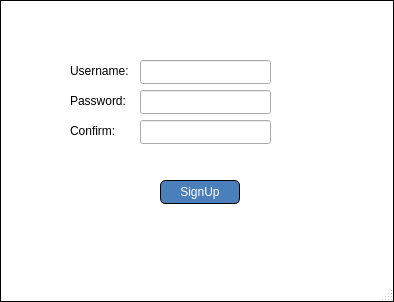
Old version of the form signupwindow.ui in the repository piotrek-pl/JupiterClient-2.0.
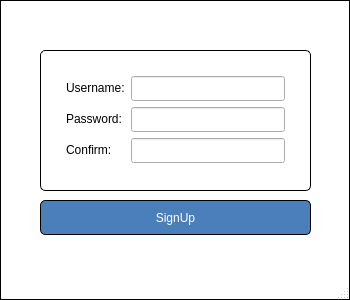
New version of the form. Icons and pictures are not drawn.

Patch:
```diff
--- a/signupwindow.ui
+++ b/signupwindow.ui
@@ -6,10 +6,22 @@
    <rect>
     <x>0</x>
     <y>0</y>
-    <width>394</width>
-    <height>302</height>
+    <width>350</width>
+    <height>300</height>
    </rect>
   </property>
+  <property name="minimumSize">
+   <size>
+    <width>350</width>
+    <height>300</height>
+   </size>
+  </property>
+  <property name="maximumSize">
+   <size>
+    <width>350</width>
+    <height>300</height>
+   </size>
+  </property>
   <property name="windowTitle">
    <string>SignUp</string>
   </property>
@@ -19,90 +31,111 @@
 background-color: white; }</string>
   </property>
   <widget class="QWidget" name="centralwidget">
-   <widget class="QLabel" name="usernameLabel">
+   <property name="styleSheet">
+    <string notr="true"/>
+   </property>
+   <widget class="QFrame" name="formFrame">
     <property name="geometry">
      <rect>
-      <x>70</x>
-      <y>60</y>
-      <width>61</width>
-      <height>21</height>
+      <x>40</x>
+      <y>50</y>
+      <width>271</width>
+      <height>141</height>
      </rect>
     </property>
-    <property name="text">
-     <string>Username:</string>
+    <property name="styleSheet">
+     <string notr="true">#formFrame {
+border: 1px solid rgb(0, 0, 0);
+border-radius: 5px;
+background-color: white; }</string>
     </property>
-   </widget>
-   <widget class="QLabel" name="passwordLabel">
-    <property name="geometry">
-     <rect>
-      <x>70</x>
-      <y>90</y>
-      <width>61</width>
-      <height>21</height>
-     </rect>
-    </property>
-    <property name="text">
-     <string>Password:</string>
-    </property>
-   </widget>
-   <widget class="QLabel" name="confirmLabel">
-    <property name="geometry">
-     <rect>
-      <x>70</x>
-      <y>120</y>
-      <width>51</width>
-      <height>21</height>
-     </rect>
-    </property>
-    <property name="text">
-     <string>Confirm:</string>
-    </property>
-   </widget>
-   <widget class="QLineEdit" name="usernameInput">
-    <property name="geometry">
-     <rect>
-      <x>140</x>
-      <y>60</y>
-      <width>131</width>
-      <height>24</height>
-     </rect>
-    </property>
-   </widget>
-   <widget class="QLineEdit" name="passwordInput">
-    <property name="geometry">
-     <rect>
-      <x>140</x>
-      <y>90</y>
-      <width>131</width>
-      <height>24</height>
-     </rect>
-    </property>
-    <property name="echoMode">
-     <enum>QLineEdit::Password</enum>
-    </property>
-   </widget>
-   <widget class="QLineEdit" name="confirmInput">
-    <property name="geometry">
-     <rect>
-      <x>140</x>
-      <y>120</y>
-      <width>131</width>
-      <height>24</height>
-     </rect>
-    </property>
-    <property name="echoMode">
-     <enum>QLineEdit::Password</enum>
-    </property>
+    <layout class="QFormLayout" name="formLayout_2">
+     <property name="leftMargin">
+      <number>25</number>
+     </property>
+     <property name="topMargin">
+      <number>25</number>
+     </property>
+     <property name="rightMargin">
+      <number>25</number>
+     </property>
+     <property name="bottomMargin">
+      <number>25</number>
+     </property>
+     <item row="0" column="0">
+      <widget class="QLabel" name="usernameLabel">
+       <property name="text">
+        <string>Username:</string>
+       </property>
+      </widget>
+     </item>
+     <item row="0" column="1">
+      <widget class="QLineEdit" name="usernameInput">
+       <property name="minimumSize">
+        <size>
+         <width>150</width>
+         <height>25</height>
+        </size>
+       </property>
+      </widget>
+     </item>
+     <item row="1" column="0">
+      <widget class="QLabel" name="passwordLabel">
+       <property name="text">
+        <string>Password:</string>
+       </property>
+      </widget>
+     </item>
+     <item row="1" column="1">
+      <widget class="QLineEdit" name="passwordInput">
+       <property name="minimumSize">
+        <size>
+         <width>150</width>
+         <height>25</height>
+        </size>
+       </property>
+       <property name="echoMode">
+        <enum>QLineEdit::Password</enum>
+       </property>
+      </widget>
+     </item>
+     <item row="2" column="0">
+      <widget class="QLabel" name="confirmLabel">
+       <property name="text">
+        <string>Confirm:</string>
+       </property>
+      </widget>
+     </item>
+     <item row="2" column="1">
+      <widget class="QLineEdit" name="confirmInput">
+       <property name="minimumSize">
+        <size>
+         <width>150</width>
+         <height>25</height>
+        </size>
+       </property>
+       <property name="echoMode">
+        <enum>QLineEdit::Password</enum>
+       </property>
+      </widget>
+     </item>
+    </layout>
    </widget>
    <widget class="QPushButton" name="signUpButton">
     <property name="geometry">
      <rect>
-      <x>160</x>
-      <y>180</y>
-      <width>80</width>
-      <height>24</height>
+      <x>40</x>
+      <y>200</y>
+      <width>271</width>
+      <height>35</height>
      </rect>
     </property>
+    <property name="minimumSize">
+     <size>
+      <width>0</width>
+      <height>0</height>
+     </size>
+    </property>
     <property name="styleSheet">
      <string notr="true">border: 1px solid rgb(0, 0, 0);
 border-radius: 5px;
```
Left out of the diff: 6 changed lines with no effect on the pictures.
